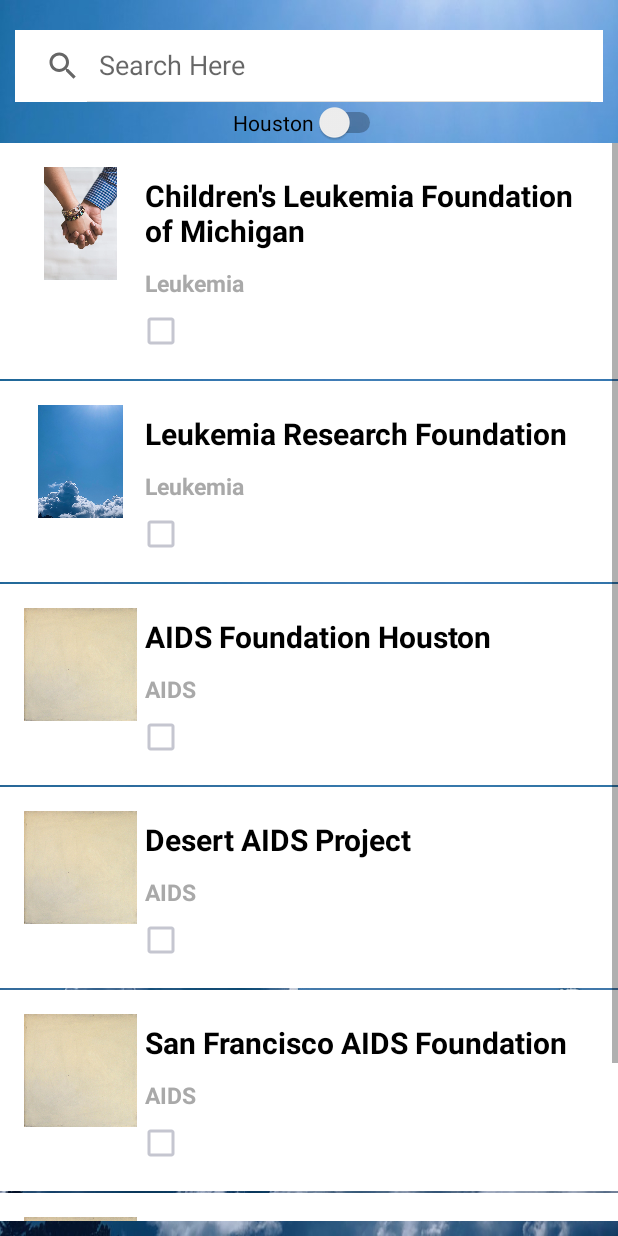
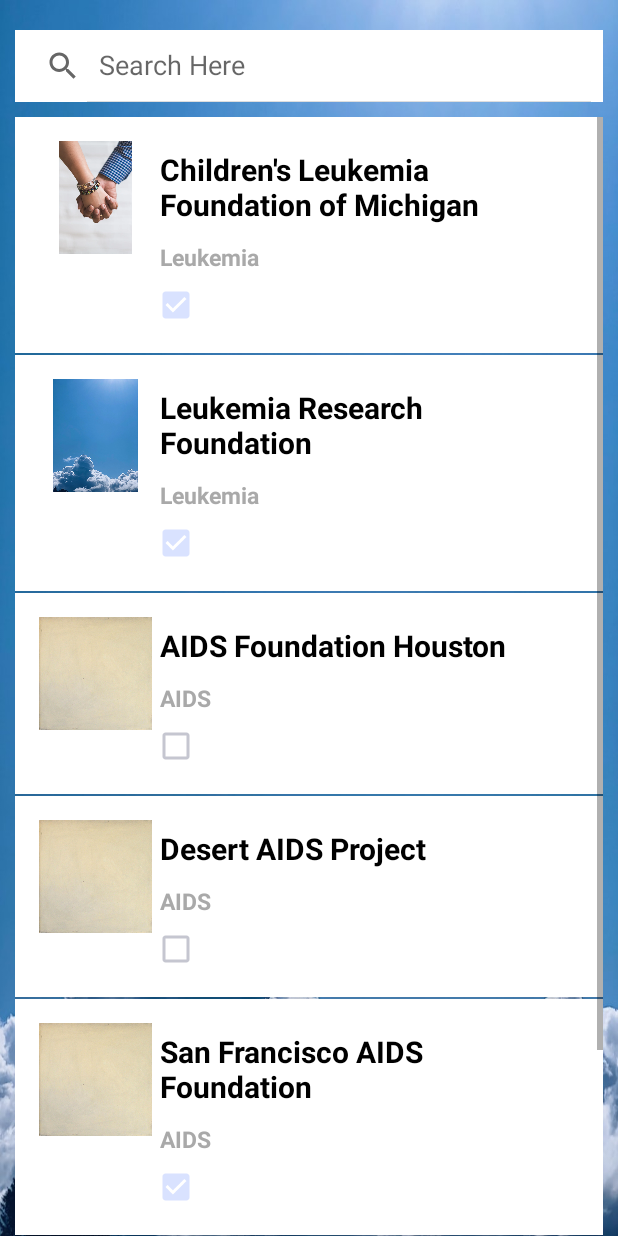
Before and after one commit to n2dah/HCI_Project, an Android app: the SearchActivity screen opened directly, with no data from a screen before it, on a phone screen of 412 x 824 dp. Run offline under Robolectric (Android 15) with nearby library versions, the light colour scheme and no system bars; Roboto replaces fonts that are not available here.

Commit message:
appearance changes

```diff
--- a/app/src/main/java/com/example/hci_project/SearchActivity.java
+++ b/app/src/main/java/com/example/hci_project/SearchActivity.java
@@ -12,8 +12,7 @@
 import android.view.ViewGroup;
 import android.widget.AdapterView;
 import android.widget.ArrayAdapter;
-import android.widget.Button;
-import android.widget.EditText;
+import android.widget.CheckBox;
 import android.widget.ImageView;
 import android.widget.ListView;
 import android.widget.SearchView;
@@ -24,6 +23,7 @@
 
 public class SearchActivity extends AppCompatActivity {
 
+    SearchView searchView;
     ListView listView;
 
     //holds the charity names
@@ -39,7 +39,9 @@
     //charity image
     int images[] = {R.drawable.holdinghands, R.drawable.clouds, R.drawable.offwhite, R.drawable.offwhite, R.drawable.offwhite, R.drawable.offwhite};
 
-    ArrayList<String> list1;
+    boolean checked[] = {true, true, false, false, true, false};
+
+    //ArrayList<String> list1;
     ArrayAdapter adapter;
 
 
@@ -56,9 +58,12 @@
         super.onCreate(savedInstanceState);
         setContentView(R.layout.activity_search);
 
+        searchView = findViewById(R.id.search_bar);
         listView = findViewById(R.id.listView);
 
-        MyAdapter adapter = new MyAdapter(this, mTitle, mDescription, images);
+        //custom adapter
+        MyAdapter adapter = new MyAdapter(this, mTitle, mDescription, images, checked);
+
         listView.setAdapter(adapter);
 
         listView.setOnItemClickListener(new AdapterView.OnItemClickListener() {
@@ -79,6 +84,21 @@
                 }
             }
         });
+
+
+        searchView.setOnQueryTextListener(new SearchView.OnQueryTextListener() {
+            @Override
+            public boolean onQueryTextSubmit(String s) {
+                SearchActivity.this.adapter.getFilter().filter(s);
+                return false;
+            }
+
+            @Override
+            public boolean onQueryTextChange(String s) {
+                SearchActivity.this.adapter.getFilter().filter(s);
+                return false;
+            }
+        });
     }
 
     class MyAdapter extends ArrayAdapter<String>{
@@ -86,13 +106,15 @@
         String rTitle[];
         String rDescription[];
         int rImgs[];
+        boolean rCheck[];
 
-        MyAdapter (Context c, String title[], String description[], int imgs[]){
+        MyAdapter (Context c, String title[], String description[], int imgs[], boolean check[]){
             super(c, R.layout.row, R.id.textView1, title);
             this.context = c;
             this.rTitle = title;
             this.rDescription = description;
             this.rImgs = imgs;
+            this.rCheck = check;
         }
 
         @NonNull
@@ -103,7 +125,9 @@
             ImageView images = row.findViewById(R.id.image);
             TextView myTitle = row.findViewById(R.id.textView1);
             TextView myDescription = row.findViewById(R.id.textView2);
+            CheckBox checks = row.findViewById(R.id.checkBox);
 
+            checks.setChecked(rCheck[position]);
             images.setImageResource(rImgs[position]);
             myTitle.setText(rTitle[position]);
             myDescription.setText(rDescription[position]);
--- a/app/src/main/res/layout/activity_main.xml
+++ b/app/src/main/res/layout/activity_main.xml
@@ -89,7 +89,7 @@
         android:shadowColor="#000000"
         android:text="   charitABLE"
         android:textColor="@android:color/background_light"
-        android:textSize="36sp"
+        android:textSize="18sp"
         app:layout_constraintEnd_toEndOf="parent"
         app:layout_constraintHorizontal_bias="0.0"
         app:layout_constraintStart_toStartOf="parent"
--- a/app/src/main/res/layout/activity_search.xml
+++ b/app/src/main/res/layout/activity_search.xml
@@ -9,7 +9,7 @@
     tools:context=".SearchActivity">
 
     <SearchView
-        android:id="@+id/search"
+        android:id="@+id/search_bar"
         android:layout_width="match_parent"
         android:layout_height="wrap_content"
         android:layout_marginStart="10dp"
@@ -28,19 +28,14 @@
         android:id="@+id/listView"
         android:layout_width="0dp"
         android:layout_height="0dp"
-        android:layout_marginBottom="10dp"
+        android:layout_marginStart="10dp"
+        android:layout_marginLeft="10dp"
+        android:layout_marginTop="10dp"
+        android:layout_marginEnd="10dp"
+        android:layout_marginRight="10dp"
         app:layout_constraintBottom_toBottomOf="parent"
         app:layout_constraintEnd_toEndOf="parent"
         app:layout_constraintStart_toStartOf="parent"
-        app:layout_constraintTop_toBottomOf="@+id/switch1" />
-
-    <Switch
-        android:id="@+id/switch1"
-        android:layout_width="wrap_content"
-        android:layout_height="wrap_content"
-        android:text="Houston"
-        app:layout_constraintEnd_toEndOf="parent"
-        app:layout_constraintStart_toStartOf="parent"
-        app:layout_constraintTop_toBottomOf="@+id/search" />
+        app:layout_constraintTop_toBottomOf="@+id/search_bar" />
 
 </androidx.constraintlayout.widget.ConstraintLayout>
--- a/app/src/main/res/layout/row.xml
+++ b/app/src/main/res/layout/row.xml
@@ -42,6 +42,7 @@
             android:layout_width="wrap_content"
             android:layout_height="wrap_content"
             android:layout_weight="1"
+            android:checked="false"
             android:text="Save Charity" />
     </LinearLayout>
 
--- a/app/src/main/res/values/strings.xml
+++ b/app/src/main/res/values/strings.xml
@@ -1,4 +1,5 @@
 <resources>
     <string name="app_name">HCI_Project</string>
     <string name="searchbar_hint">Start your search...</string>
+    <string name="title_savedSearches">"  Saved Charities"</string>
 </resources>
```
Also changed, not shown: app/src/main/res/layout/activity_saved_search.xml (+30 -1 lines).
